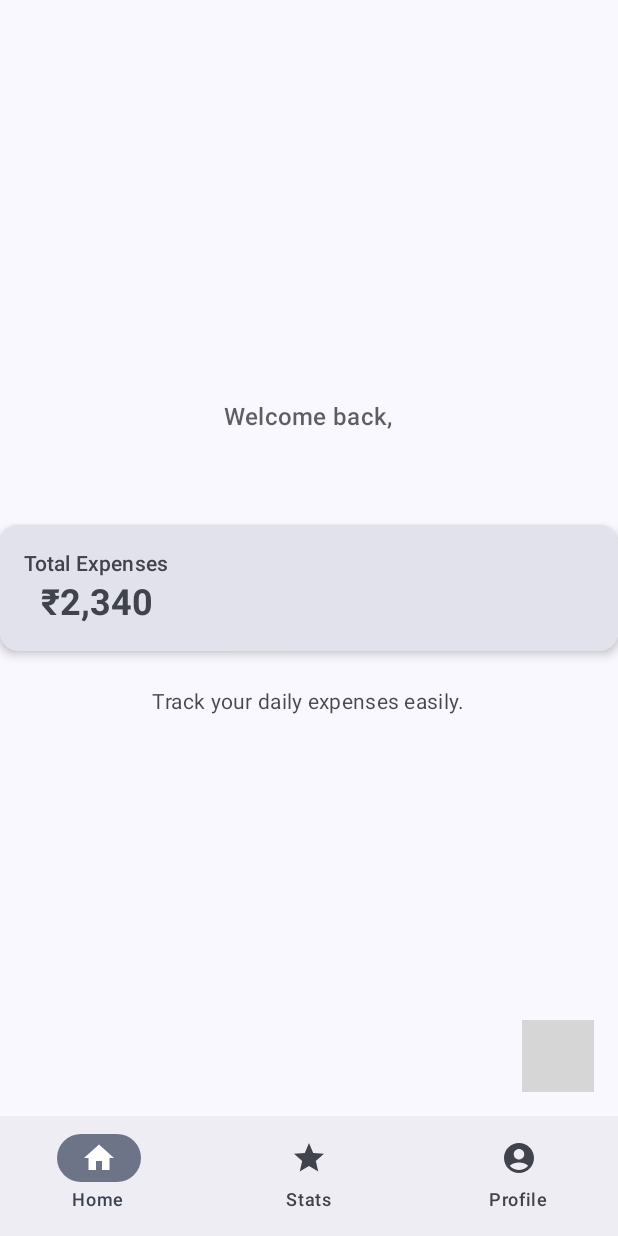
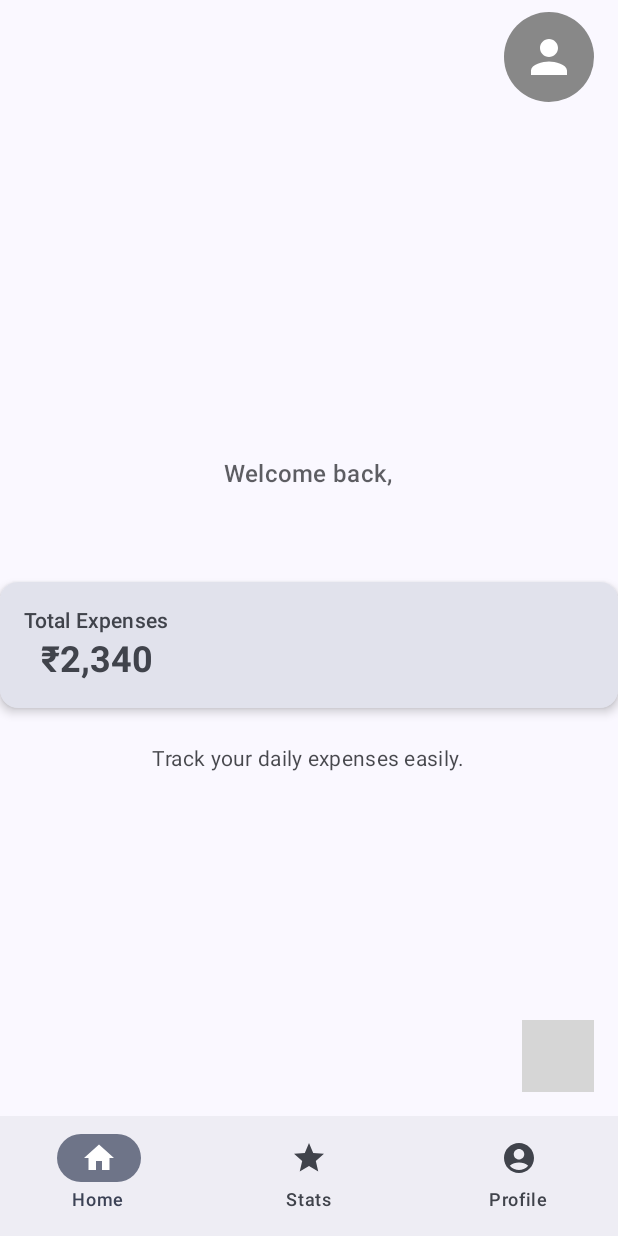
Before and after one commit to ocegik/FairShare, an Android app built with Jetpack Compose: the HomeScreen screen opened through its navigation route, on a phone screen of 412 x 824 dp. Run offline under Robolectric (Android 15) with nearby library versions, the phone set to English and light mode, and no system bars; our stand-ins replace Firebase (no records; nobody signed in at launch, a user with empty details on screens opened directly), Material 3 Expressive styles (plain Material 3 is drawn); 1 statement that could not run was skipped; grey boxes are pictures that could not be loaded.

Commit message:
New Screens and Added Profile Nav to Home Screen

```diff
--- a/app/src/main/java/com/example/fairshare/ui/components/ExpensePeopleSelector.kt
+++ b/app/src/main/java/com/example/fairshare/ui/components/ExpensePeopleSelector.kt
@@ -2,10 +2,8 @@ package com.example.fairshare.ui.components
 
 import androidx.compose.foundation.layout.Column
 import androidx.compose.foundation.layout.Row
-import androidx.compose.foundation.layout.Spacer
 import androidx.compose.foundation.layout.fillMaxWidth
 import androidx.compose.foundation.layout.padding
-import androidx.compose.foundation.layout.size
 import androidx.compose.foundation.selection.toggleable
 import androidx.compose.foundation.selection.triStateToggleable
 import androidx.compose.material3.Checkbox
@@ -14,7 +12,6 @@ import androidx.compose.material3.Text
 import androidx.compose.material3.TriStateCheckbox
 import androidx.compose.runtime.Composable
 import androidx.compose.runtime.mutableStateMapOf
-import androidx.compose.runtime.mutableStateOf
 import androidx.compose.runtime.remember
 import androidx.compose.ui.Alignment
 import androidx.compose.ui.Modifier
--- a/app/src/main/java/com/example/fairshare/ui/screens/HomeScreen.kt
+++ b/app/src/main/java/com/example/fairshare/ui/screens/HomeScreen.kt
@@ -1,16 +1,25 @@
 package com.example.fairshare.ui.screens
 
+import androidx.compose.foundation.background
+import androidx.compose.foundation.clickable
+import androidx.compose.foundation.layout.Arrangement
 import androidx.compose.runtime.Composable
 import androidx.compose.foundation.layout.Box
 import androidx.compose.foundation.layout.Column
+import androidx.compose.foundation.layout.Row
 import androidx.compose.foundation.layout.Spacer
 import androidx.compose.foundation.layout.fillMaxSize
 import androidx.compose.foundation.layout.fillMaxWidth
 import androidx.compose.foundation.layout.height
 import androidx.compose.foundation.layout.padding
+import androidx.compose.foundation.layout.size
+import androidx.compose.foundation.shape.CircleShape
+import androidx.compose.material.icons.Icons
+import androidx.compose.material.icons.filled.Person
 import androidx.compose.material3.Card
 import androidx.compose.material3.CardDefaults
 import androidx.compose.material3.ExperimentalMaterial3Api
+import androidx.compose.material3.Icon
 import androidx.compose.material3.MaterialTheme
 import androidx.compose.material3.Scaffold
 import androidx.compose.material3.Text
@@ -18,10 +27,14 @@ import androidx.compose.runtime.collectAsState
 import androidx.compose.runtime.getValue
 import androidx.compose.ui.Alignment
 import androidx.compose.ui.Modifier
+import androidx.compose.ui.draw.clip
+import androidx.compose.ui.graphics.Color
 import androidx.compose.ui.text.font.FontWeight
 import androidx.compose.ui.unit.dp
 import androidx.lifecycle.viewmodel.compose.viewModel
 import androidx.navigation.NavHostController
+import coil.compose.AsyncImage
+import com.example.fairshare.navigation.Screen
 import com.example.fairshare.ui.components.FloatingActionButtonMenuSample
 import com.example.fairshare.viewmodel.AuthViewModel
 
@@ -29,8 +42,50 @@ import com.example.fairshare.viewmodel.AuthViewModel
 @Composable
 fun HomeScreen(navController: NavHostController, viewModel: AuthViewModel = viewModel()) {
     val userName by viewModel.userName.collectAsState()
+    val userPhotoUrl by viewModel.userPhotoUrl.collectAsState()
 
     Scaffold(
+        topBar = {
+            Row(
+                modifier = Modifier
+                    .fillMaxWidth()
+                    .padding(horizontal = 16.dp, vertical = 8.dp),
+                horizontalArrangement = Arrangement.End // Pushes content to the right
+            ) {
+                // The profile image section, made clickable
+                Box(
+                    modifier = Modifier.clickable {
+                        // Navigate to the profile screen when clicked
+                        navController.navigate(Screen.Profile.route) // Replace "profile_route" with your actual profile screen route
+                    }
+                ) {
+                    // Start of the provided code block
+                    if (userPhotoUrl != null) {
+                        AsyncImage(
+                            model = userPhotoUrl,
+                            contentDescription = "Profile photo",
+                            modifier = Modifier
+                                .size(60.dp)
+                                .clip(CircleShape)
+                        )
+                    } else {
+                        Box(
+                            modifier = Modifier
+                                .size(60.dp)
+                                .background(Color.Gray, CircleShape),
+                            contentAlignment = Alignment.Center
+                        ) {
+                            Icon(
+                                imageVector = Icons.Default.Person,
+                                contentDescription = "Default Profile Icon",
+                                tint = Color.White,
+                                modifier = Modifier.size(36.dp)
+                            )
+                        }
+                    }
+                }
+            }
+        },
         floatingActionButton = {
             FloatingActionButtonMenuSample(navController)
         }
```
Also changed, not shown: app/src/main/java/com/example/fairshare/ui/screens/HistoryScreen.kt (added, +32 -0 lines), app/src/main/java/com/example/fairshare/ui/screens/RoomScreen.kt (added, +32 -0 lines).
